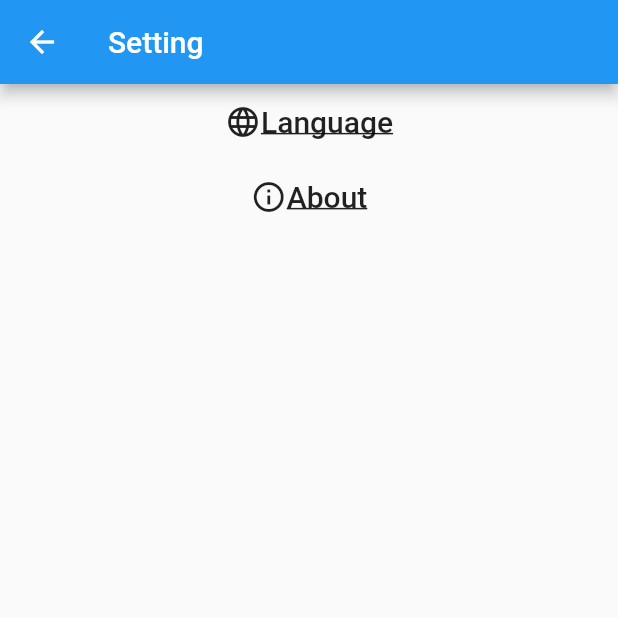
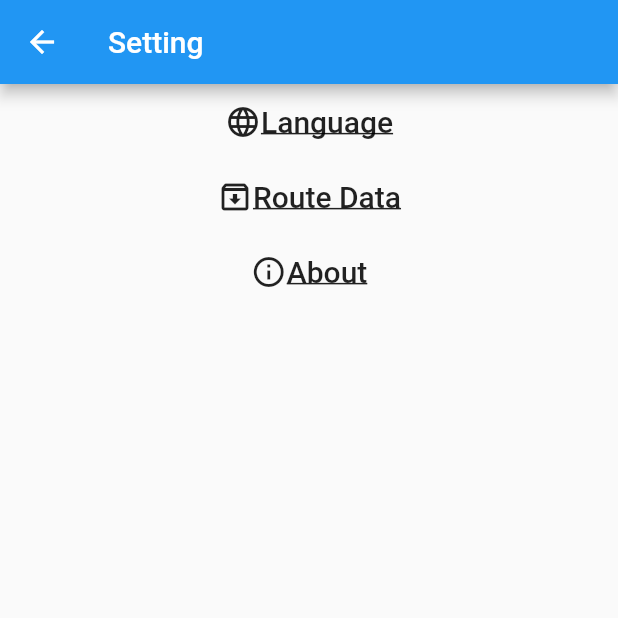
Before and after one commit to GordonOnGithub/Hong-Kong-Bus-App, a Flutter app: the SettingViewPage screen opened directly, on a phone screen of 412 x 824 dp, the top half of it. Run offline on Flutter 3.47's test engine with Material 2 defaults, Android fonts, the phone set to English and light mode, and no system bars; our stand-ins replace connectivity, flutter_mobx, google_maps_flutter, mobx, permission_handler and 1 more; missing offline and left inert: dart:ffi; accounts and stored records are empty; generated files the repository leaves out were written again; network calls fail.

Commit message:
fixed various exceptions, read system locale as default locatization prefs

```diff
--- a/minimal_bus_hk/lib/bus_route_detail_view.dart
+++ b/minimal_bus_hk/lib/bus_route_detail_view.dart
@@ -139,7 +139,7 @@ class BusRouteDetailPageState extends State<BusRouteDetailPage> {
                           Padding(padding: const EdgeInsets.symmetric(vertical: 5, horizontal: 0),child:
                           Container(child: Row(mainAxisAlignment: MainAxisAlignment.spaceBetween, crossAxisAlignment: CrossAxisAlignment.end ,  children: [
                             Icon(Icons.access_time, color: eta.getRemainTimeInMilliseconds(Stores.routeDetailStore.timeStampForChecking) < Stores.appConfig.arrivalExpiryTimeMilliseconds? Colors.grey : Colors.black,),
-                          Expanded(child:Text(" ${ eta.toClockDescription(Stores.routeDetailStore.timeStampForChecking)}", style: TextStyle(fontSize: 15, fontWeight:(eta.getRemainTimeInMilliseconds(Stores.routeDetailStore.timeStampForChecking) < Stores.appConfig.arrivalImminentTimeMilliseconds && eta.getRemainTimeInMilliseconds(Stores.routeDetailStore.timeStampForChecking) > Stores.appConfig.arrivalExpiryTimeMilliseconds )? FontWeight.bold : FontWeight.normal, color: eta.getRemainTimeInMilliseconds(Stores.routeDetailStore.timeStampForChecking) < Stores.appConfig.arrivalExpiryTimeMilliseconds? Colors.grey : Colors.black ), textAlign: TextAlign.left,), ),
+                          Expanded(child:Text(" ${ eta.toClockDescription()}", style: TextStyle(fontSize: 15, fontWeight:(eta.getRemainTimeInMilliseconds(Stores.routeDetailStore.timeStampForChecking) < Stores.appConfig.arrivalImminentTimeMilliseconds && eta.getRemainTimeInMilliseconds(Stores.routeDetailStore.timeStampForChecking) > Stores.appConfig.arrivalExpiryTimeMilliseconds )? FontWeight.bold : FontWeight.normal, color: eta.getRemainTimeInMilliseconds(Stores.routeDetailStore.timeStampForChecking) < Stores.appConfig.arrivalExpiryTimeMilliseconds? Colors.grey : Colors.black ), textAlign: TextAlign.left,), ),
                             Icon(Icons.timer, color: eta.getRemainTimeInMilliseconds(Stores.routeDetailStore.timeStampForChecking) < Stores.appConfig.arrivalExpiryTimeMilliseconds? Colors.grey : Colors.black),
                             Text(" ${ eta.getTimeLeftDescription(Stores.routeDetailStore.timeStampForChecking)}", style: TextStyle(fontSize: 15, fontWeight:(eta.getRemainTimeInMilliseconds(Stores.routeDetailStore.timeStampForChecking) < Stores.appConfig.arrivalImminentTimeMilliseconds && eta.getRemainTimeInMilliseconds(Stores.routeDetailStore.timeStampForChecking) > Stores.appConfig.arrivalExpiryTimeMilliseconds )? FontWeight.bold : FontWeight.normal, color: eta.getRemainTimeInMilliseconds(Stores.routeDetailStore.timeStampForChecking) < Stores.appConfig.arrivalExpiryTimeMilliseconds? Colors.grey : Colors.black),  textAlign: TextAlign.right),
                           ],), height: 20,)
--- a/minimal_bus_hk/lib/google_map_view.dart
+++ b/minimal_bus_hk/lib/google_map_view.dart
@@ -114,6 +114,10 @@ class _GoogleMapViewPageState extends State<GoogleMapViewPage> {
         var count = 0;
         for (var busStopDetail in busStops) {
           count += 1;
+          if(busStopDetail.positionForMap.latitude == 0 && busStopDetail.positionForMap.longitude == 0){
+            continue;
+          }
+
           MarkerId markerId = MarkerId("${busStopDetail.identifier}");
           InfoWindow infoWindow = InfoWindow(title: "$count. ${LocalizationUtil.localizedStringFrom(
               busStopDetail, BusStopDetail.localizationKeyForName,
--- a/minimal_bus_hk/lib/model/bus_route.dart
+++ b/minimal_bus_hk/lib/model/bus_route.dart
@@ -25,7 +25,7 @@ BusRoute.fromJson(Map<String, dynamic> json):
       destinationEnglishName = json["dest_en"],
       destinationTCName = json["dest_tc"],
       destinationSCName = json["dest_sc"],
-      timestamp = DateTime.tryParse(json["data_timestamp"]){
+      timestamp = DateTime.tryParse(json["data_timestamp"])  ?? DateTime.now(){
       Map<String, String> destinationNameData = Map();
       destinationNameData["en"] = destinationEnglishName;
       destinationNameData["tc"] = destinationTCName;
--- a/minimal_bus_hk/lib/model/bus_stop.dart
+++ b/minimal_bus_hk/lib/model/bus_stop.dart
@@ -11,5 +11,5 @@ class BusStop{
         companyCode = json["co"],
         sequence =  (json["seq"] is int)? json["seq"]: 0 ,
         identifier = json["stop"],
-        timestamp = DateTime.tryParse(json["data_timestamp"]);
+        timestamp = DateTime.tryParse(json["data_timestamp"]) ?? DateTime.now();
 }
--- a/minimal_bus_hk/lib/model/bus_stop_detail.dart
+++ b/minimal_bus_hk/lib/model/bus_stop_detail.dart
@@ -20,7 +20,7 @@ BusStopDetail.fromJson(Map<String, dynamic> json):
       SCName = json["name_sc"] ?? "",
       latitude = double.tryParse(json["lat"]),
       longitude = double.tryParse(json["long"]),
-      timestamp = DateTime.tryParse(json["data_timestamp"]){
+      timestamp = DateTime.tryParse(json["data_timestamp"]) ?? DateTime.now(){
       Map<String, String> nameData = Map();
       nameData["en"] = englishName;
       nameData["tc"] = TCName;
--- a/minimal_bus_hk/lib/setting_view.dart
+++ b/minimal_bus_hk/lib/setting_view.dart
@@ -1,5 +1,6 @@
 import 'package:flutter/material.dart';
 import 'package:minimal_bus_hk/stores/localization_store.dart';
+import 'package:minimal_bus_hk/utils/cache_utils.dart';
 import 'utils/network_util.dart';
 import 'utils/stores.dart';
 import 'package:flutter_mobx/flutter_mobx.dart';
@@ -34,8 +35,8 @@ class _SettingViewPageState extends State<SettingViewPage> {
         ),
         body: Center( child: Observer(
     builder: (_) => Padding(padding: const EdgeInsets.symmetric(vertical: 0, horizontal: 20), child:Column(
-      mainAxisAlignment: MainAxisAlignment.start,
-      crossAxisAlignment: CrossAxisAlignment.stretch,
+      mainAxisAlignment: MainAxisAlignment.spaceAround,
+      crossAxisAlignment: CrossAxisAlignment.center,
       children: _getWidgetList(Stores.settingViewStore.selectedOption),))
         ),)
     );
@@ -53,16 +54,24 @@ class _SettingViewPageState extends State<SettingViewPage> {
     , onTap: (){
             Stores.settingViewStore.setSelectedOption(SelectedOption.language);
           },),
-
+          InkWell(child: Container(height: 50, alignment: Alignment.center, child:
+          Row( mainAxisAlignment: MainAxisAlignment.center, children:[
+            Icon(Icons.archive_outlined),
+            Text(LocalizationUtil.localizedString(LocalizationUtil.localizationKeyForSettingData, Stores.localizationStore.localizationPref), style: TextStyle(fontSize: 20,fontWeight: FontWeight.w500 , decoration: TextDecoration.underline))
+          ]))
+            , onTap: (){
+              Stores.settingViewStore.setSelectedOption(SelectedOption.data);
+            },),
           InkWell(child: Container(height: 50, alignment: Alignment.center, child:
           Row( mainAxisAlignment: MainAxisAlignment.center, children:[
               Icon(Icons.info_outline),
           Text("About", style: TextStyle(fontSize: 20,fontWeight: FontWeight.w500 , decoration: TextDecoration.underline)),
-            ]
+          ]
           )), onTap: (){
             Stores.settingViewStore.setSelectedOption(SelectedOption.none);
 
           },),
+          Expanded(child: Container())
         ];
       case SelectedOption.language:
         return [
@@ -78,9 +87,21 @@ class _SettingViewPageState extends State<SettingViewPage> {
             Stores.localizationStore.setLocalizationPref(LocalizationPref.SC);
             Stores.settingViewStore.setSelectedOption(SelectedOption.none);
           },),
+          Expanded(child: Container())
+        ];
+      case SelectedOption.data:
+        return [
+          InkWell(child: Container(height: 50, alignment: Alignment.center, child:
+          Text(LocalizationUtil.localizedString( Stores.appConfig.downloadAllData == true ? LocalizationUtil.localizationKeyForDisableDownloadData:LocalizationUtil.localizationKeyForDownloadData, Stores.localizationStore.localizationPref), style: TextStyle(fontSize: 17,fontWeight: Stores.localizationStore.localizationPref == LocalizationPref.english? FontWeight.bold : FontWeight.w400 , decoration: TextDecoration.underline),),), onTap: () {
+            Stores.appConfig.setShouldDownloadAllData(!(Stores.appConfig.downloadAllData == true));
+            if(Stores.appConfig.downloadAllData ){
+              CacheUtils.sharedInstance().fetchAllData();
+            }
+            Stores.settingViewStore.setSelectedOption(SelectedOption.none);
+          },),
+          Expanded(child: Container())
 
         ];
-
       case SelectedOption.about:
         return [];
   }
--- a/minimal_bus_hk/lib/stores/eta_list_store.dart
+++ b/minimal_bus_hk/lib/stores/eta_list_store.dart
@@ -55,7 +55,11 @@ abstract class ETAListStoreBase with Store {
         if(filteredETAs.length == 0){
           filteredETAs.add(ETA.notFound(routeStop.routeCode, routeStop.stopId,  routeStop.companyCode, routeStop.isInbound));
         }
-        filteredETAs.sort((a,b)=> a.etaTimestamp.compareTo(b.etaTimestamp));
+        filteredETAs.sort((a,b){
+          if(a.etaTimestamp == null || b.etaTimestamp == null){
+            return 0;
+          }
+          return a.etaTimestamp.compareTo(b.etaTimestamp);});
         result.add(filteredETAs);
       }else{
         result.add([ETA.unknown(routeStop.routeCode, routeStop.stopId, routeStop.companyCode, routeStop.isInbound)]);
--- a/minimal_bus_hk/lib/stores/setting_view_store.dart
+++ b/minimal_bus_hk/lib/stores/setting_view_store.dart
@@ -7,6 +7,7 @@ class SettingViewStore = SettingViewStoreBase with _$SettingViewStore;
 enum SelectedOption{
   none,
   language,
+  data,
   about
 
 }
--- a/minimal_bus_hk/lib/utils/localization_util.dart
+++ b/minimal_bus_hk/lib/utils/localization_util.dart
@@ -39,6 +39,9 @@ class LocalizationUtil{
   static final String localizationKeyForUnderstand = "understand";
   static final String localizationKeyForSearchButtonReminder = "searchButtonReminder";
   static final String localizationKeyForRouteDetailReminder = "routeDetailReminder";
+  static final String localizationKeyForSettingData = "settingData";
+  static final String localizationKeyForDownloadData = "settingDownloadData";
+  static final String localizationKeyForDisableDownloadData = "settingDisableDownloadData";
 
   static String localizedString(String key, LocalizationPref pref){
     if(Stores.localizationStore.localizationMap == null || !Stores.localizationStore.localizationMap.containsKey(key)) {
--- a/minimal_bus_hk/pubspec.yaml
+++ b/minimal_bus_hk/pubspec.yaml
@@ -15,7 +15,7 @@ publish_to: 'none' # Remove this line if you wish to publish to pub.dev
 # In iOS, build-name is used as CFBundleShortVersionString while build-number used as CFBundleVersion.
 # Read more about iOS versioning at
 # https://developer.apple.com/library/archive/documentation/General/Reference/InfoPlistKeyReference/Articles/CoreFoundationKeys.html
-version: 1.0.0+1
+version: 0.0.1+1
 
 environment:
   sdk: ">=2.7.0 <3.0.0"
```
Also changed, not shown: minimal_bus_hk/assets/localization.json (+21 -3 lines), minimal_bus_hk/lib/main.dart (+4 -3 lines), minimal_bus_hk/lib/model/eta.dart (+4 -6 lines), minimal_bus_hk/lib/stores/app_config.dart (+6 -6 lines), minimal_bus_hk/lib/stores/localization_store.dart (+36 -1 lines), minimal_bus_hk/lib/stores/route_detail_store.dart (+8 -2 lines), minimal_bus_hk/lib/utils/cache_utils.dart (+57 -19 lines), minimal_bus_hk/lib/stores/app_config.g.dart, minimal_bus_hk/lib/stores/localization_store.g.dart.
